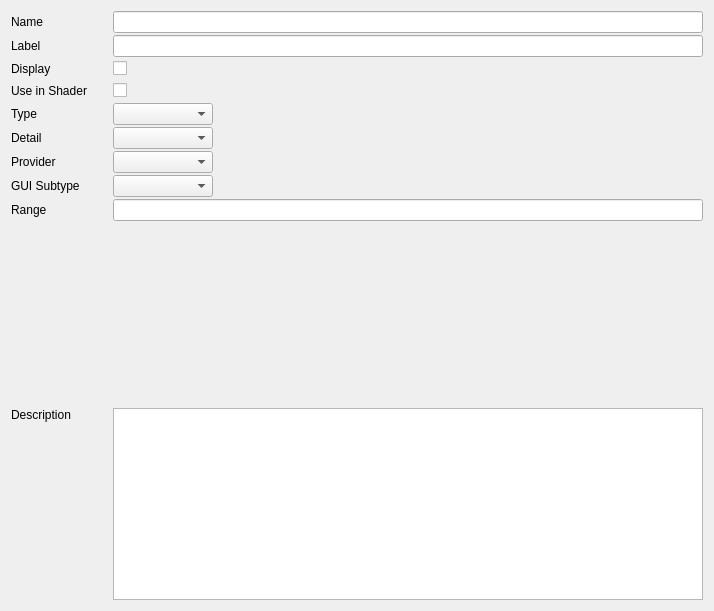
The window that gui/ui_nodeParamEditor.ui (ymesh/meShaderEd) describes before a commit, drawn with Qt 5.
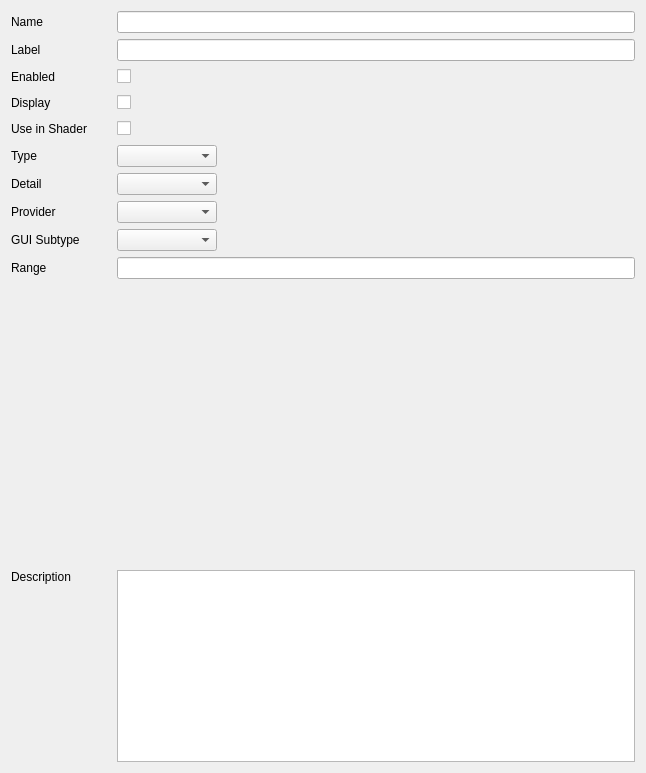
The same window after the commit.

Commit message: Fixed some shading nodes and code for AIR compatibility

What changed in the file:
```diff
--- a/gui/ui_nodeParamEditor.ui
+++ b/gui/ui_nodeParamEditor.ui
@@ -6,17 +6,14 @@
    <rect>
     <x>0</x>
     <y>0</y>
-    <width>714</width>
-    <height>611</height>
+    <width>646</width>
+    <height>773</height>
    </rect>
   </property>
   <property name="windowTitle">
    <string>Form</string>
   </property>
   <layout class="QVBoxLayout" name="verticalLayout">
-   <property name="spacing">
-    <number>2</number>
-   </property>
    <item>
     <layout class="QHBoxLayout" name="horizontalLayout_2" stretch="0,1">
      <item>
@@ -57,6 +54,43 @@
      </item>
     </layout>
    </item>
+   <item>
+    <layout class="QHBoxLayout" name="horizontalLayout_12">
+     <item>
+      <widget class="QLabel" name="enabled_label">
+       <property name="minimumSize">
+        <size>
+         <width>100</width>
+         <height>0</height>
+        </size>
+       </property>
+       <property name="text">
+        <string>Enabled</string>
+       </property>
+      </widget>
+     </item>
+     <item>
+      <widget class="QCheckBox" name="check_enabled">
+       <property name="text">
+        <string/>
+       </property>
+      </widget>
+     </item>
+     <item>
+      <spacer name="horizontalSpacer_8">
+       <property name="orientation">
+        <enum>Qt::Horizontal</enum>
+       </property>
+       <property name="sizeHint" stdset="0">
+        <size>
+         <width>40</width>
+         <height>20</height>
+        </size>
+       </property>
+      </spacer>
+     </item>
+    </layout>
+   </item>
    <item>
     <layout class="QHBoxLayout" name="horizontalLayout_5">
      <item>
```
Left out of the diff: 2 changed lines with no effect on the pictures. The commit also changes 45 other files.
